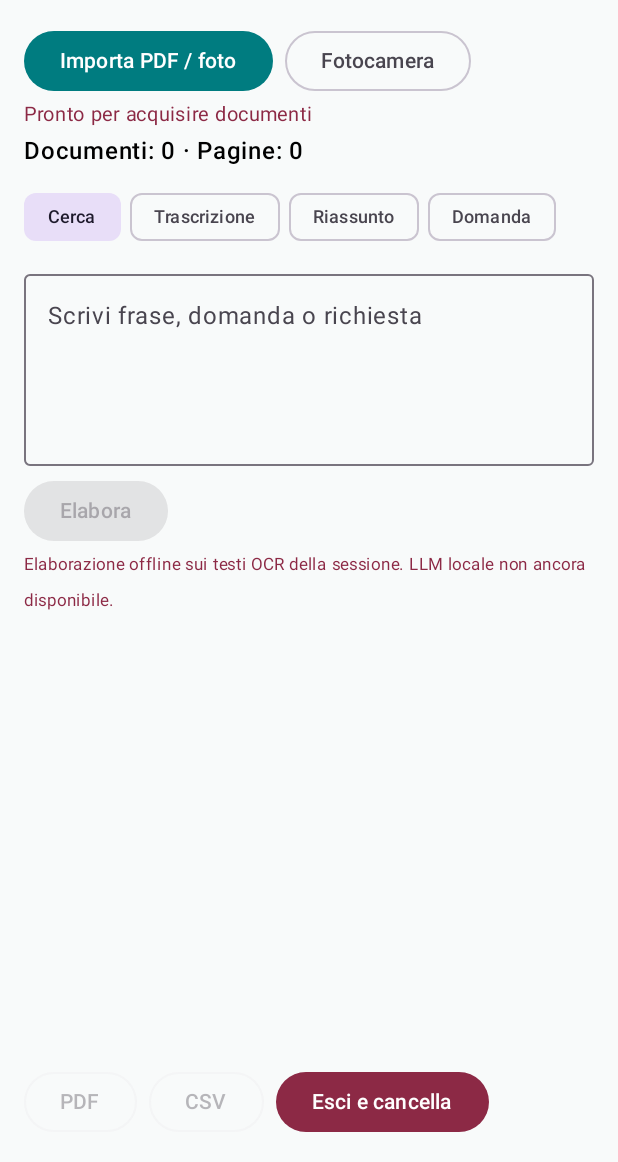
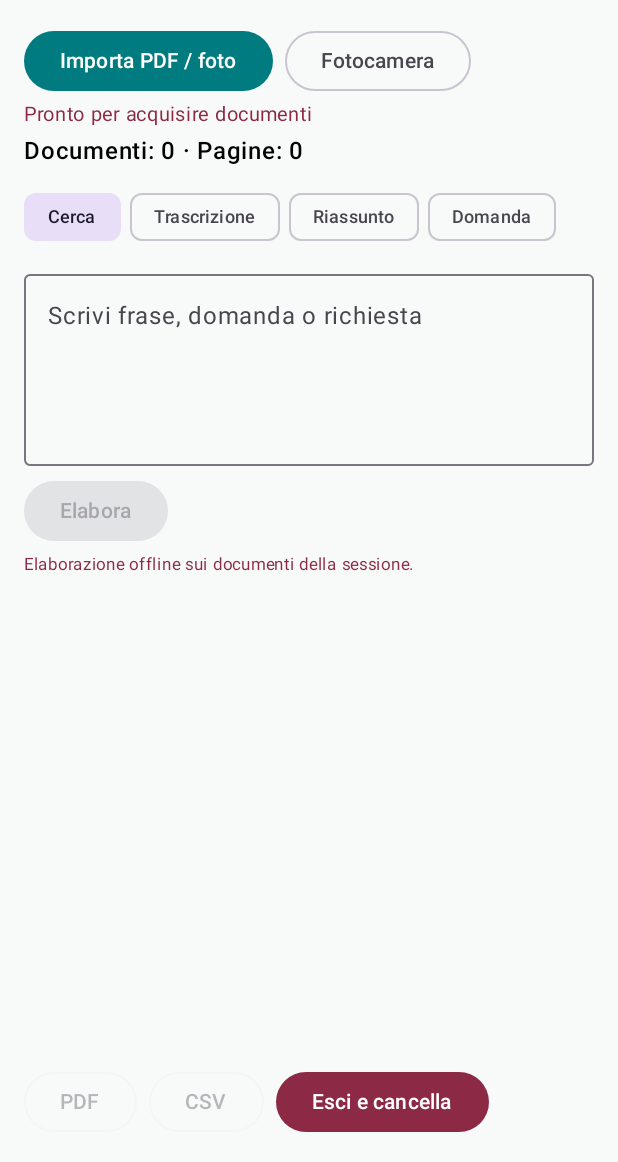
Before and after one commit to talonet73/TALdoc, an Android app built with Jetpack Compose: the screen it shows after launch (MainActivity), on a phone screen of 412 x 824 dp, the part 74-1236 px from its top. Run offline under Robolectric (Android 15) with nearby library versions, the phone set to English and light mode, and no system bars; libraries missing offline, so code that uses them is left out: com.google.mlkit.vision, kotlinx.coroutines.tasks; 1 statement that could not run was skipped.

Commit message:
Correggi messaggio: rimuovi riferimento a LLM non disponibile

```diff
--- a/app/src/main/java/it/tal/taldoc/MainActivity.kt
+++ b/app/src/main/java/it/tal/taldoc/MainActivity.kt
@@ -188,7 +188,7 @@ class MainActivity : ComponentActivity() {
        enabled = !busy && pages.isNotEmpty()
       ) { Text("Elabora") }
 
-      Text("Elaborazione offline sui testi OCR della sessione. LLM locale non ancora disponibile.", fontSize = 11.sp, color = burgundy)
+      Text("Elaborazione offline sui documenti della sessione.", fontSize = 11.sp, color = burgundy)
       Box(Modifier.weight(1f).fillMaxWidth()) {
        Column(Modifier.verticalScroll(rememberScrollState())) {
         if (answer.isNotBlank()) {
```
